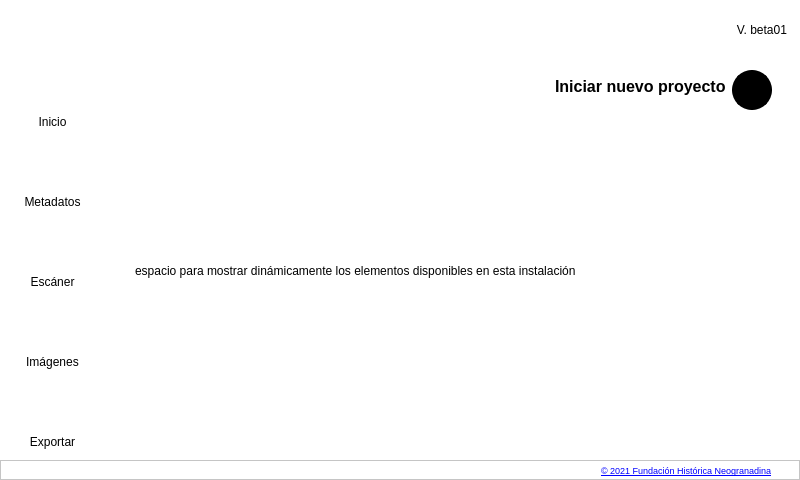
The window that main.ui (neogranadina/neo_escan) describes before a commit, drawn with Qt 5.
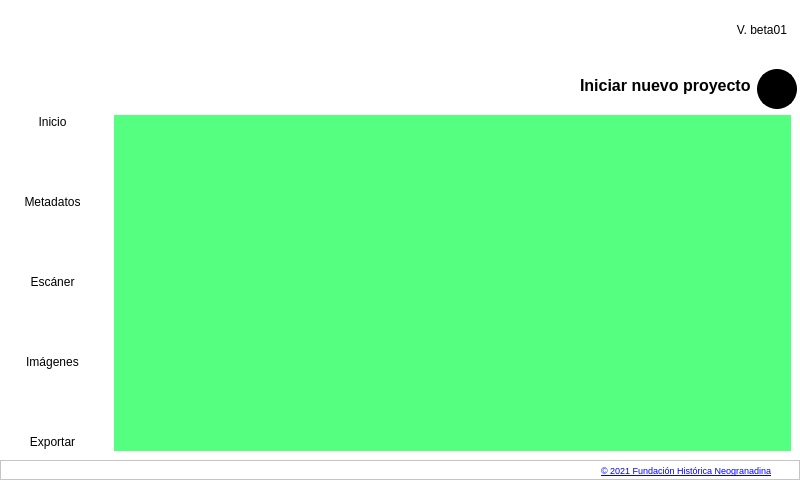
The same window after the commit. The open tabs and pages were chosen to show the change. Icons and pictures are not drawn.

```diff
--- a/main.ui
+++ b/main.ui
@@ -534,29 +534,15 @@
 }
 </string>
              </property>
-             <widget class="QLabel" name="label">
-              <property name="geometry">
-               <rect>
-                <x>30</x>
-                <y>70</y>
-                <width>591</width>
-                <height>281</height>
-               </rect>
-              </property>
-              <property name="text">
-               <string>espacio para mostrar dinámicamente los elementos disponibles en esta instalación</string>
-              </property>
-             </widget>
-             <widget class="QWidget" name="">
-              <property name="geometry">
-               <rect>
-                <x>450</x>
-                <y>10</y>
-                <width>254</width>
-                <height>42</height>
-               </rect>
-              </property>
+             <layout class="QVBoxLayout" name="verticalLayout_19">
+              <item>
               <layout class="QFormLayout" name="formLayout_6">
+                <property name="labelAlignment">
+                 <set>Qt::AlignRight|Qt::AlignTrailing|Qt::AlignVCenter</set>
+                </property>
+                <property name="formAlignment">
+                 <set>Qt::AlignRight|Qt::AlignTop|Qt::AlignTrailing</set>
+                </property>
                <item row="0" column="0">
                 <widget class="QLabel" name="label_2">
                  <property name="font">
@@ -604,7 +590,29 @@
                 </widget>
                </item>
               </layout>
-             </widget>
+              </item>
+              <item>
+               <widget class="QScrollArea" name="scrollArea_7">
+                <property name="styleSheet">
+                 <string notr="true">background-color: rgb(85, 255, 127);</string>
+                </property>
+                <property name="widgetResizable">
+                 <bool>true</bool>
+                </property>
+                <widget class="QWidget" name="scrollAreaWidgetContents_2">
+                 <property name="geometry">
+                  <rect>
+                   <x>0</x>
+                   <y>0</y>
+                   <width>677</width>
+                   <height>334</height>
+                  </rect>
+                 </property>
+                 <layout class="QVBoxLayout" name="verticalLayout_20"/>
+                </widget>
+               </widget>
+              </item>
+             </layout>
             </widget>
             <widget class="QWidget" name="metadataPage">
              <property name="styleSheet">
```
Left out of the diff: 20 changed lines with no effect on the pictures. Lines whose indentation alone changed are shown as unchanged.
